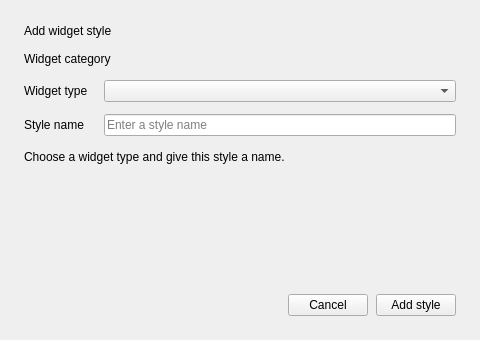
First picture: the form in styleeditor/dialogs/stylewidgetitempopup.ui, repository daonvshu/qt-animated-widgets, before the edit.
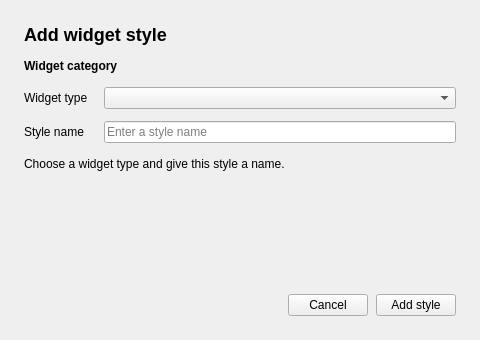
Second picture: the form after the edit. Custom widgets are drawn as their Qt base class.

Commit message: feat: isolate editor previews and refine themed popups

What changed in the file:
```diff
--- a/styleeditor/dialogs/stylewidgetitempopup.ui
+++ b/styleeditor/dialogs/stylewidgetitempopup.ui
@@ -6,52 +6,52 @@
   <property name="geometry"><rect><x>0</x><y>0</y><width>480</width><height>340</height></rect></property>
   <property name="minimumSize"><size><width>440</width><height>320</height></size></property>
   <property name="styleSheet">
-   <string notr="true">QWidget#StyleWidgetItemPopup[editorControl=&quot;true&quot;] {
+   <string notr="true">QWidget#StyleWidgetItemPopup {
     border-width: 1px;
     border-style: solid;
     border-radius: 12px;
 }
 
-#StyleWidgetItemPopup[editorControl=&quot;true&quot;] QLabel[editorControl=&quot;true&quot;] {
+#StyleWidgetItemPopup QLabel {
     background: transparent;
 }
 
-#StyleWidgetItemPopup[editorControl=&quot;true&quot;] QLabel#titleLabel[editorControl=&quot;true&quot;] {
+#StyleWidgetItemPopup QLabel#titleLabel {
     font-size: 18px;
     font-weight: 700;
 }
 
-#StyleWidgetItemPopup[editorControl=&quot;true&quot;] QLabel#categoryLabel[editorControl=&quot;true&quot;] {
+#StyleWidgetItemPopup QLabel#categoryLabel {
     font-size: 12px;
     font-weight: 600;
 }
 
-#StyleWidgetItemPopup[editorControl=&quot;true&quot;] QLabel#hintLabel[editorControl=&quot;true&quot;] {
+#StyleWidgetItemPopup QLabel#hintLabel {
     font-size: 12px;
 }
 
-#StyleWidgetItemPopup[editorControl=&quot;true&quot;] animatedwidgets--FilledButton[editorControl=&quot;true&quot;] {
+#StyleWidgetItemPopup animatedwidgets--FilledButton {
     min-height: 36px;
     min-width: 72px;
     qproperty-cornerRadius: 9;
     qproperty-animateContentColor: true;
 }
 
-#StyleWidgetItemPopup[editorControl=&quot;true&quot;] animatedwidgets--OutlineButton[editorControl=&quot;true&quot;] {
+#StyleWidgetItemPopup animatedwidgets--OutlineButton {
     min-height: 36px;
     min-width: 72px;
     qproperty-cornerRadius: 9;
     qproperty-animateContentColor: true;
 }
 
-#StyleWidgetItemPopup[editorControl=&quot;true&quot;] animatedwidgets--LineEdit[editorControl=&quot;true&quot;],
-#StyleWidgetItemPopup[editorControl=&quot;true&quot;] animatedwidgets--ComboBox[editorControl=&quot;true&quot;] {
+#StyleWidgetItemPopup animatedwidgets--LineEdit,
+#StyleWidgetItemPopup animatedwidgets--ComboBox {
     min-height: 34px;
     qproperty-cornerRadius: 8;
     qproperty-contentPadding: 9;
 }
 
-#StyleWidgetItemPopup[editorControl=&quot;true&quot;] animatedwidgets--LineEdit#nameEdit[editorControl=&quot;true&quot;] {
+#StyleWidgetItemPopup animatedwidgets--LineEdit#nameEdit {
     background: transparent;
     border: none;
     qproperty-borderVisible: true;
```
Left out of the diff: 19 changed lines with no effect on the pictures. The commit also changes 64 other files.
